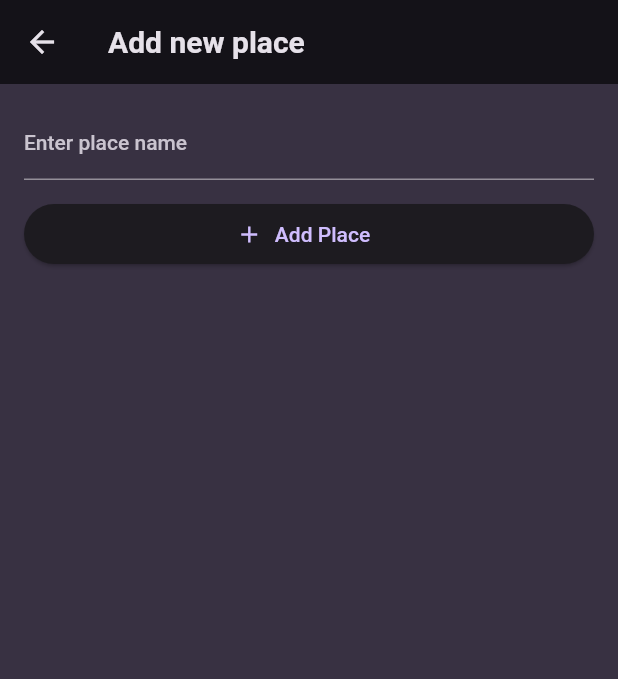
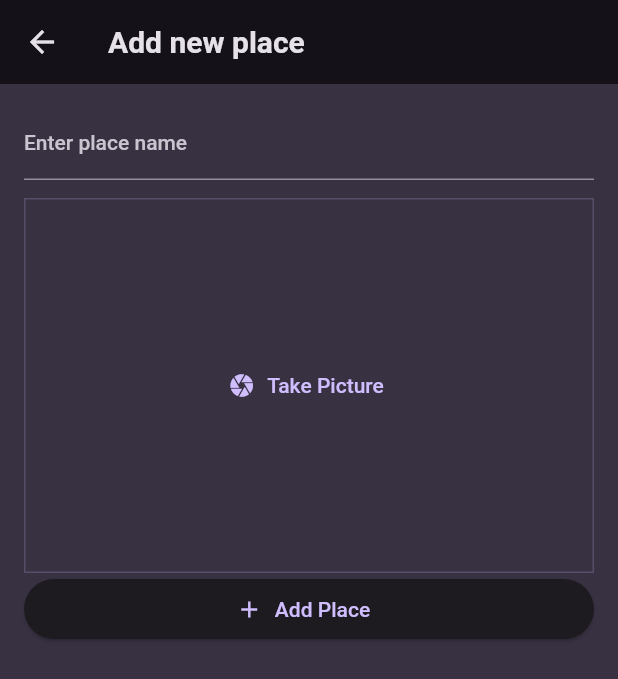
Before and after one commit to ashfaqahmad7866/favourite_places, a Flutter app: the NewPlaces screen opened directly, on a phone screen of 412 x 824 dp. Shown: the top 679 px of the screen. Run offline on Flutter 3.47's test engine with Material 2 defaults, Android fonts, the phone set to English and light mode, and no system bars; our stand-ins replace flutter_riverpod, google_fonts.

```diff
--- a/lib/screens/new_places.dart
+++ b/lib/screens/new_places.dart
@@ -1,9 +1,10 @@
 // ignore_for_file: unnecessary_null_comparison, prefer_typing_uninitialized_variables
 
 import 'package:favourite_places/providers/user_places.dart';
+import 'package:favourite_places/widgets/image_input.dart';
 import 'package:flutter/material.dart';
-import 'package:favourite_places/models/place.dart';
 import 'package:flutter_riverpod/flutter_riverpod.dart';
+
 class NewPlaces extends ConsumerStatefulWidget {
   const NewPlaces({super.key});
 
@@ -35,7 +36,9 @@ class _NewPlacesState extends ConsumerState<NewPlaces> {
             key: formKey,
             child: Column(
               children: [
-                TextFormField(style: TextStyle(color: Theme.of(context).colorScheme.onBackground),
+                TextFormField(
+                  style: TextStyle(
+                      color: Theme.of(context).colorScheme.onBackground),
                   decoration: const InputDecoration(
                     label: Text('Enter place name'),
                   ),
@@ -47,10 +50,15 @@ class _NewPlacesState extends ConsumerState<NewPlaces> {
                     }
                     return null;
                   },
-                  onSaved: (newValue) => placeName=newValue,
+                  onSaved: (newValue) => placeName = newValue,
                 ),
                 const SizedBox(
                   height: 12,
+                ),
+                const Row(
+                  children: [
+                    Expanded(child: ImageInput()),
+                  ],
                 ),
                 Row(
                   mainAxisAlignment: MainAxisAlignment.end,
--- a/lib/screens/places.dart
+++ b/lib/screens/places.dart
@@ -1,13 +1,12 @@
-import 'package:favourite_places/main.dart';
 import 'package:favourite_places/providers/user_places.dart';
 import 'package:favourite_places/screens/new_places.dart';
 import 'package:flutter/material.dart';
-import 'package:favourite_places/models/place.dart';
 import 'package:favourite_places/screens/places_details.dart';
 import 'package:flutter_riverpod/flutter_riverpod.dart';
 
 class Places extends ConsumerWidget {
   const Places({super.key});
+  @override
   Widget build(BuildContext context, WidgetRef ref) {
     final userPlaces = ref.watch(userPlacesNotifier);
     void newPlace() async {
--- /dev/null
+++ b/lib/widgets/image_input.dart
@@ -0,0 +1,47 @@
+import 'package:flutter/material.dart';
+import'package:image_picker/image_picker.dart';
+import 'dart:io';
+class ImageInput extends StatefulWidget {
+  const ImageInput({super.key});
+  @override
+  State<StatefulWidget> createState() {
+    return ImageInputState();
+  }
+}
+
+class ImageInputState extends State<ImageInput> {
+  File? selectedImage;
+  void _takePicture()async
+  {
+    final imagePicker=ImagePicker();
+   final pickedImage=await imagePicker.pickImage(source: ImageSource.camera,maxWidth: 600);
+   if(pickedImage==null)
+   {
+    return;
+   }
+   setState(()=>selectedImage =File(pickedImage.path));
+  }
+  @override
+  Widget build(BuildContext context) {
+    Widget content=TextButton.icon(
+          onPressed: _takePicture,
+          icon: const Icon(Icons.camera),
+          label: const Text('Take Picture'));
+          if(selectedImage!=null)
+          {
+            content=Image.file(selectedImage!,fit: BoxFit.cover,);
+          }
+    return Container(
+      decoration: BoxDecoration(
+        border: Border.all(
+          width: 1,
+          color: Theme.of(context).colorScheme.primary.withOpacity(0.2),
+        ),
+      ),
+      width: double.infinity,
+      height: 250,
+      alignment: Alignment.center,
+      child: content,
+    );
+  }
+}
--- a/pubspec.yaml
+++ b/pubspec.yaml
@@ -37,6 +37,7 @@ dependencies:
   cupertino_icons: ^1.0.2
   google_fonts: ^5.1.0
   uuid: ^3.0.7
+  image_picker: ^1.0.2
 dev_dependencies:
   flutter_test:
     sdk: flutter
```
Also changed, not shown: lib/providers/user_places.dart (+10 -7 lines), pubspec.lock, 6 other files.
